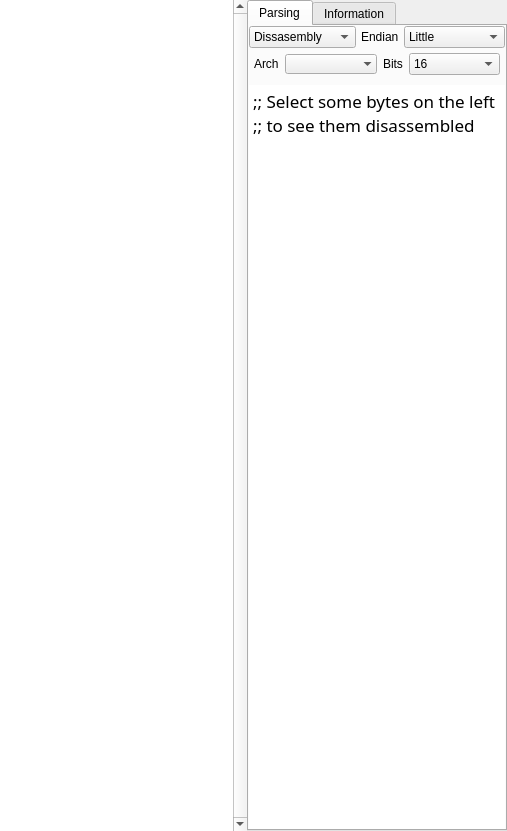
The window that src/widgets/HexdumpWidget.ui (rizinorg/cutter) describes before a commit, drawn with Qt 5; both pictures show x 452 to 959 and y 0 to 831 of the 959 by 831 pixel window.
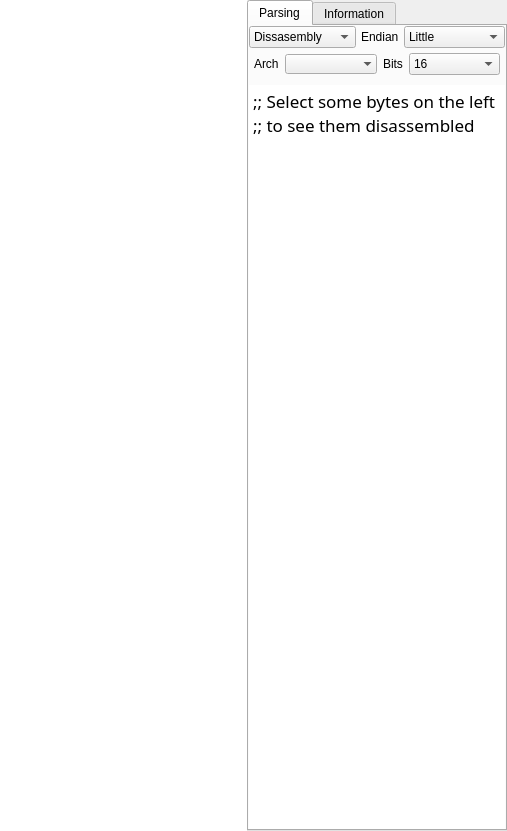
The same window after the commit. Icons and pictures are not drawn.

Commit message: Fix Hexdump initial scroll

What changed in the file:
```diff
--- a/src/widgets/HexdumpWidget.ui
+++ b/src/widgets/HexdumpWidget.ui
@@ -334,7 +334,7 @@
          <number>0</number>
         </property>
         <property name="verticalScrollBarPolicy">
-         <enum>Qt::ScrollBarAlwaysOn</enum>
+         <enum>Qt::ScrollBarAlwaysOff</enum>
         </property>
         <property name="horizontalScrollBarPolicy">
          <enum>Qt::ScrollBarAlwaysOff</enum>
```
The commit also changes 1 other file.
